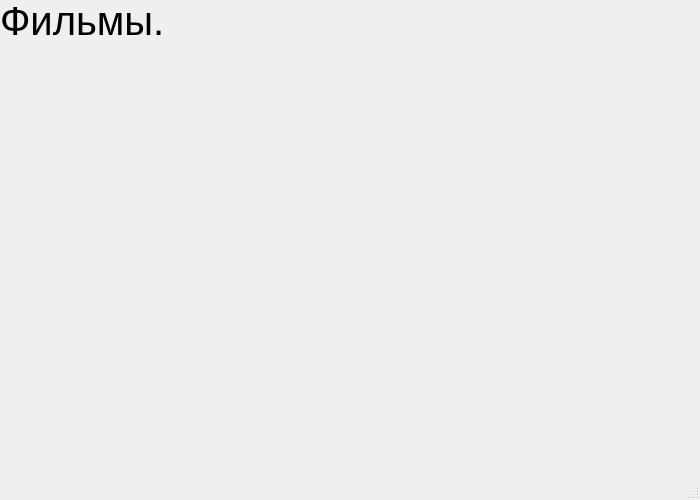
Old version of the form film.ui in the repository Zloiben/Application.
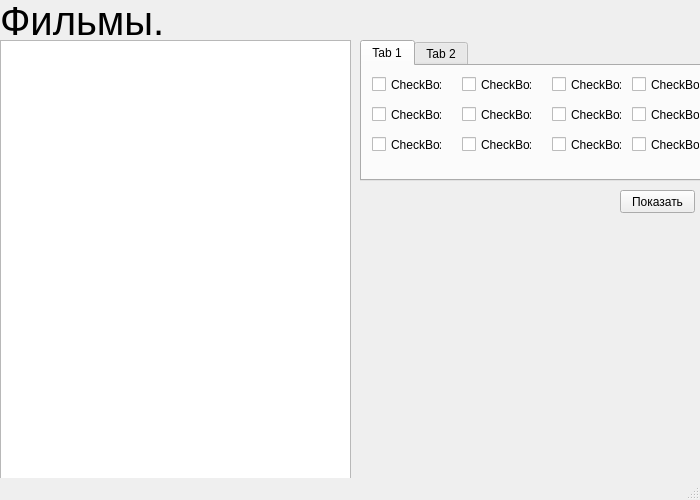
New version of the form. The open tabs and pages were chosen to show the change.

```diff
--- a/film.ui
+++ b/film.ui
@@ -19,7 +19,7 @@
      <rect>
       <x>0</x>
       <y>0</y>
-      <width>161</width>
+      <width>351</width>
       <height>41</height>
      </rect>
     </property>
@@ -32,6 +32,312 @@
      <string>Фильмы.</string>
     </property>
    </widget>
+   <widget class="QPlainTextEdit" name="table">
+    <property name="geometry">
+     <rect>
+      <x>0</x>
+      <y>40</y>
+      <width>351</width>
+      <height>461</height>
+     </rect>
+    </property>
+   </widget>
+   <widget class="QTabWidget" name="tabWidget">
+    <property name="geometry">
+     <rect>
+      <x>360</x>
+      <y>40</y>
+      <width>341</width>
+      <height>141</height>
+     </rect>
+    </property>
+    <property name="currentIndex">
+     <number>1</number>
+    </property>
+    <widget class="QWidget" name="tab">
+     <attribute name="title">
+      <string>Tab 1</string>
+     </attribute>
+     <widget class="QCheckBox" name="checkBox">
+      <property name="geometry">
+       <rect>
+        <x>10</x>
+        <y>10</y>
+        <width>70</width>
+        <height>17</height>
+       </rect>
+      </property>
+      <property name="text">
+       <string>CheckBox</string>
+      </property>
+     </widget>
+     <widget class="QCheckBox" name="checkBox_2">
+      <property name="geometry">
+       <rect>
+        <x>100</x>
+        <y>10</y>
+        <width>70</width>
+        <height>17</height>
+       </rect>
+      </property>
+      <property name="text">
+       <string>CheckBox</string>
+      </property>
+     </widget>
+     <widget class="QCheckBox" name="checkBox_3">
+      <property name="geometry">
+       <rect>
+        <x>190</x>
+        <y>10</y>
+        <width>70</width>
+        <height>17</height>
+       </rect>
+      </property>
+      <property name="text">
+       <string>CheckBox</string>
+      </property>
+     </widget>
+     <widget class="QCheckBox" name="checkBox_4">
+      <property name="geometry">
+       <rect>
+        <x>10</x>
+        <y>40</y>
+        <width>70</width>
+        <height>17</height>
+       </rect>
+      </property>
+      <property name="text">
+       <string>CheckBox</string>
+      </property>
+     </widget>
+     <widget class="QCheckBox" name="checkBox_5">
+      <property name="geometry">
+       <rect>
+        <x>100</x>
+        <y>40</y>
+        <width>70</width>
+        <height>17</height>
+       </rect>
+      </property>
+      <property name="text">
+       <string>CheckBox</string>
+      </property>
+     </widget>
+     <widget class="QCheckBox" name="checkBox_6">
+      <property name="geometry">
+       <rect>
+        <x>190</x>
+        <y>40</y>
+        <width>70</width>
+        <height>17</height>
+       </rect>
+      </property>
+      <property name="text">
+       <string>CheckBox</string>
+      </property>
+     </widget>
+     <widget class="QCheckBox" name="checkBox_7">
+      <property name="geometry">
+       <rect>
+        <x>270</x>
+        <y>10</y>
+        <width>70</width>
+        <height>17</height>
+       </rect>
+      </property>
+      <property name="text">
+       <string>CheckBox</string>
+      </property>
+     </widget>
+     <widget class="QCheckBox" name="checkBox_8">
+      <property name="geometry">
+       <rect>
+        <x>270</x>
+        <y>40</y>
+        <width>70</width>
+        <height>17</height>
+       </rect>
+      </property>
+      <property name="text">
+       <string>CheckBox</string>
+      </property>
+     </widget>
+     <widget class="QCheckBox" name="checkBox_9">
+      <property name="geometry">
+       <rect>
+        <x>10</x>
+        <y>70</y>
+        <width>70</width>
+        <height>17</height>
+       </rect>
+      </property>
+      <property name="text">
+       <string>CheckBox</string>
+      </property>
+     </widget>
+     <widget class="QCheckBox" name="checkBox_10">
+      <property name="geometry">
+       <rect>
+        <x>100</x>
+        <y>70</y>
+        <width>70</width>
+        <height>17</height>
+       </rect>
+      </property>
+      <property name="text">
+       <string>CheckBox</string>
+      </property>
+     </widget>
+     <widget class="QCheckBox" name="checkBox_11">
+      <property name="geometry">
+       <rect>
+        <x>190</x>
+        <y>70</y>
+        <width>70</width>
+        <height>17</height>
+       </rect>
+      </property>
+      <property name="text">
+       <string>CheckBox</string>
+      </property>
+     </widget>
+     <widget class="QCheckBox" name="checkBox_12">
+      <property name="geometry">
+       <rect>
+        <x>270</x>
+        <y>70</y>
+        <width>70</width>
+        <height>17</height>
+       </rect>
+      </property>
+      <property name="text">
+       <string>CheckBox</string>
+      </property>
+     </widget>
+    </widget>
+    <widget class="QWidget" name="tab_2">
+     <attribute name="title">
+      <string>Tab 2</string>
+     </attribute>
+     <widget class="QCheckBox" name="checkBox_13">
+      <property name="geometry">
+       <rect>
+        <x>10</x>
+        <y>10</y>
+        <width>70</width>
+        <height>17</height>
+       </rect>
+      </property>
+      <property name="text">
+       <string>CheckBox</string>
+      </property>
+     </widget>
+     <widget class="QCheckBox" name="checkBox_14">
+      <property name="geometry">
+       <rect>
+        <x>100</x>
+        <y>10</y>
+        <width>70</width>
+        <height>17</height>
+       </rect>
+      </property>
+      <property name="text">
+       <string>CheckBox</string>
+      </property>
+     </widget>
+     <widget class="QCheckBox" name="checkBox_15">
+      <property name="geometry">
+       <rect>
+        <x>180</x>
+        <y>10</y>
+        <width>70</width>
+        <height>17</height>
+       </rect>
+      </property>
+      <property name="text">
+       <string>CheckBox</string>
+      </property>
+     </widget>
+     <widget class="QCheckBox" name="checkBox_16">
+      <property name="geometry">
+       <rect>
+        <x>260</x>
+        <y>10</y>
+        <width>70</width>
+        <height>17</height>
+       </rect>
+      </property>
+      <property name="text">
+       <string>CheckBox</string>
+      </property>
+     </widget>
+     <widget class="QCheckBox" name="checkBox_17">
+      <property name="geometry">
+       <rect>
+        <x>10</x>
+        <y>40</y>
+        <width>70</width>
+        <height>17</height>
+       </rect>
+      </property>
+      <property name="text">
+       <string>CheckBox</string>
+      </property>
+     </widget>
+     <widget class="QCheckBox" name="checkBox_18">
+      <property name="geometry">
+       <rect>
+        <x>100</x>
+        <y>40</y>
+        <width>70</width>
+        <height>17</height>
+       </rect>
+      </property>
+      <property name="text">
+       <string>CheckBox</string>
+      </property>
+     </widget>
+     <widget class="QCheckBox" name="checkBox_19">
+      <property name="geometry">
+       <rect>
+        <x>180</x>
+        <y>40</y>
+        <width>70</width>
+        <height>17</height>
+       </rect>
+      </property>
+      <property name="text">
+       <string>CheckBox</string>
+      </property>
+     </widget>
+     <widget class="QCheckBox" name="checkBox_20">
+      <property name="geometry">
+       <rect>
+        <x>260</x>
+        <y>40</y>
+        <width>70</width>
+        <height>17</height>
+       </rect>
+      </property>
+      <property name="text">
+       <string>CheckBox</string>
+      </property>
+     </widget>
+    </widget>
+   </widget>
+   <widget class="QPushButton" name="pushButton">
+    <property name="geometry">
+     <rect>
+      <x>620</x>
+      <y>190</y>
+      <width>75</width>
+      <height>23</height>
+     </rect>
+    </property>
+    <property name="text">
+     <string>Показать</string>
+    </property>
+   </widget>
   </widget>
   <widget class="QMenuBar" name="menubar">
    <property name="geometry">
```
